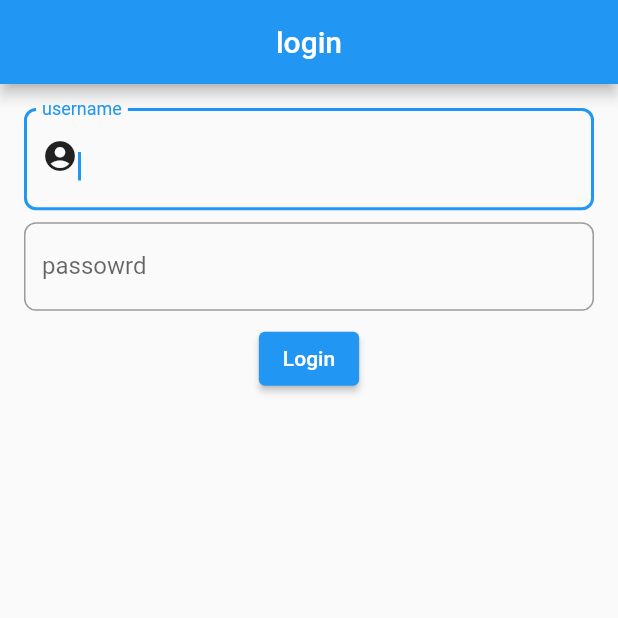
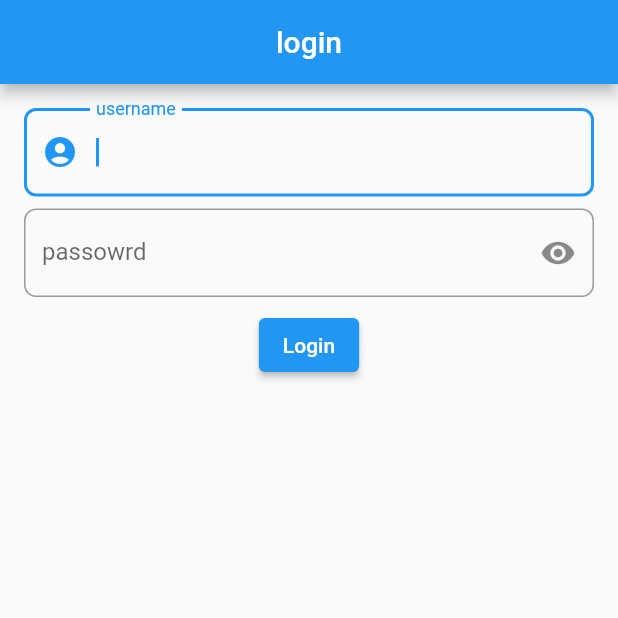
Before and after one commit to youssef2050/flutter_Projects, a Flutter app: the screen it shows after launch, on a phone screen of 412 x 824 dp, the top half of it. Run offline on Flutter 3.47's test engine with Material 2 defaults, Android fonts, the phone set to English and light mode, and no system bars.

Commit message:
visible password

```diff
--- a/login/lib/pages/login_page.dart
+++ b/login/lib/pages/login_page.dart
@@ -12,6 +12,9 @@ class _LoginPageState extends State<LoginPage> {
   TextEditingController passwordTextEditingController = TextEditingController();
   bool _isUsernameEmpty = false;
   bool _isPasswordEmpty = false;
+  bool _isvisible = true;
+  Widget icon = Icon(Icons.visibility);
+
   @override
   Widget build(BuildContext context) {
     return Scaffold(
@@ -56,9 +59,24 @@ class _LoginPageState extends State<LoginPage> {
                 },
                 controller: passwordTextEditingController,
                 keyboardType: TextInputType.visiblePassword,
-                obscureText: true,
+                obscureText: _isvisible,
                 autofocus: true,
-                decoration: getTextFiledDecoration(title: 'passowrd'),
+                decoration: getTextFiledDecoration(
+                  title: "passowrd",
+                  suffix: IconButton(
+                    icon: icon,
+                    onPressed: () {
+                      if (_isvisible) {
+                        _isvisible = false;
+                        icon = const Icon(Icons.visibility_off);
+                      } else {
+                        _isvisible = true;
+                        icon = const Icon(Icons.visibility);
+                      }
+                      setState(() {});
+                    },
+                  ),
+                ),
               ),
               if (_isPasswordEmpty)
                 const Text(
@@ -90,11 +108,12 @@ class _LoginPageState extends State<LoginPage> {
   }
 
   InputDecoration getTextFiledDecoration(
-      {required String title, Widget? prefix}) {
+      {required String title, Widget? prefix, Widget? suffix}) {
     return InputDecoration(
       fillColor: const Color.fromARGB(15, 255, 7, 7),
       label: Text(title),
-      prefix: prefix,
+      prefixIcon: prefix,
+      suffixIcon: suffix,
       border: const OutlineInputBorder(
         borderRadius: BorderRadius.all(
           Radius.circular(8),
```
Also changed, not shown: 1 other file.
